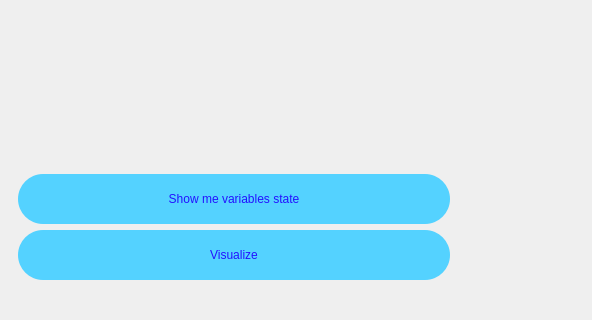
Qt form Algorithm-visualizer/mainwindow.ui (elena-mrdja/Algorithm-visualizer) before a commit; both pictures show x 0 to 592 and y 264 to 584 of the 825 by 584 pixel window.
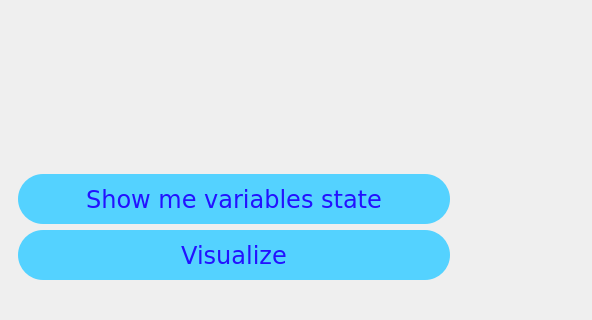
The same form after that commit. Custom widgets are drawn as their Qt base class.

```diff
--- a/Algorithm-visualizer/mainwindow.ui
+++ b/Algorithm-visualizer/mainwindow.ui
@@ -63,6 +63,14 @@
            <height>50</height>
           </size>
          </property>
+         <property name="font">
+          <font>
+           <family>Verdana</family>
+           <pointsize>18</pointsize>
+           <weight>50</weight>
+           <bold>false</bold>
+          </font>
+         </property>
          <property name="styleSheet">
           <string notr="true">QPushButton {
 	border-radius: 25px;
@@ -93,6 +101,15 @@
            <height>50</height>
           </size>
          </property>
+         <property name="font">
+          <font>
+           <family>Verdana</family>
+           <pointsize>18</pointsize>
+           <weight>50</weight>
+           <italic>false</italic>
+           <bold>false</bold>
+          </font>
+         </property>
          <property name="styleSheet">
           <string notr="true">QPushButton {
 	border-radius: 25px;
```
